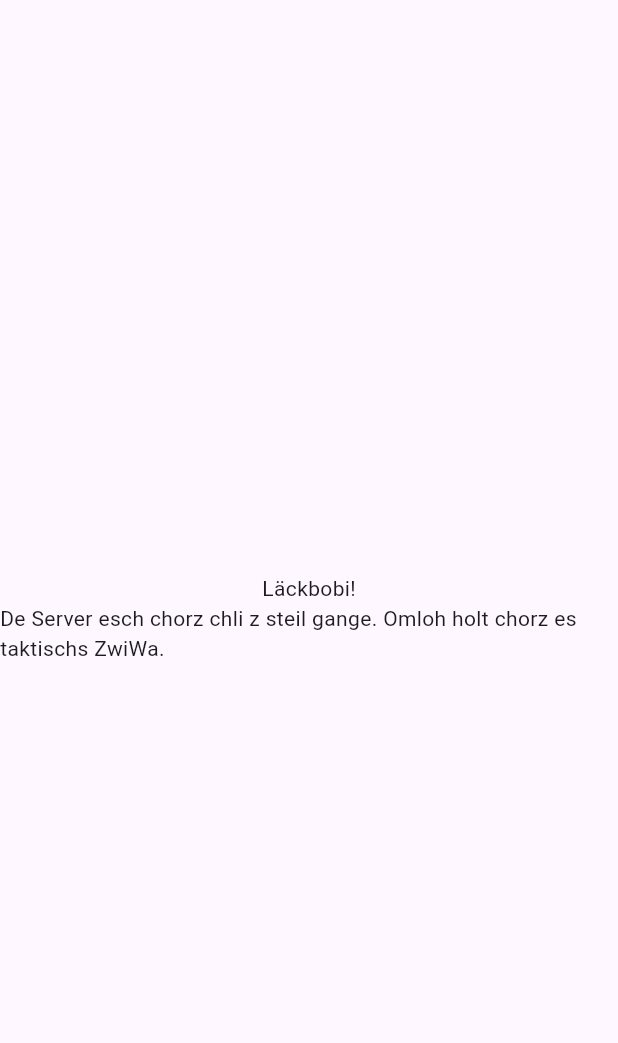
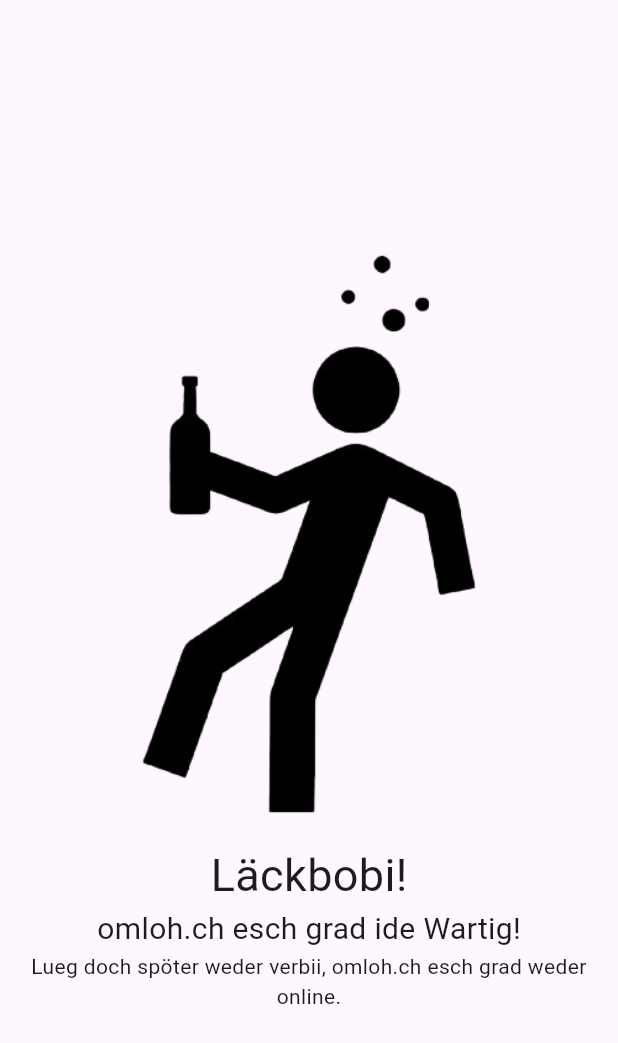
Before and after one commit to trinkyi/omloh_maintenance_page, a Flutter app: the screen it shows after launch, on a phone screen of 412 x 824 dp. Shown: the top 1043 px of the screen. Run offline on Flutter 3.47's test engine with Material 3 defaults, Android fonts, the light colour scheme and no system bars.

Commit message:
change text and add image

```diff
--- a/lib/main.dart
+++ b/lib/main.dart
@@ -11,14 +11,26 @@ class MainApp extends StatelessWidget {
   Widget build(BuildContext context) {
     return const MaterialApp(
       home: Scaffold(
-        body: Column(
-          mainAxisAlignment: MainAxisAlignment.center,
-          crossAxisAlignment: CrossAxisAlignment.center,
-          children: [
-            Text('Läckbobi!'),
-            Text('De Server esch chorz chli z steil gange. Omloh holt chorz es taktischs ZwiWa.'),
-          ],
-        )
+        body: Center( // Wrap the Column in Center
+          child: Column(
+            mainAxisAlignment: MainAxisAlignment.center,
+            crossAxisAlignment: CrossAxisAlignment.center,
+            children: [
+              Image(
+                image: AssetImage('images/omloh_maintenance_page.png')
+              ),
+              Text('Läckbobi!', style: TextStyle(fontSize: 30),),
+              Text('omloh.ch esch grad ide Wartig!', style: TextStyle(fontSize: 20),),
+              Padding(
+                padding: EdgeInsets.symmetric(horizontal: 16.0), // Add horizontal padding for wrapping
+                child: Text(
+                  'Lueg doch spöter weder verbii, omloh.ch esch grad weder online.',
+                  textAlign: TextAlign.center, // Center-align the text within the container
+                ),
+              ),
+            ],
+          ),
+        ),
       ),
     );
   }
--- a/pubspec.yaml
+++ b/pubspec.yaml
@@ -17,3 +17,5 @@ dev_dependencies:
 
 flutter:
   uses-material-design: true
+  assets:
+  - images/omloh_maintenance_page.png
```
Also changed, not shown: images/omloh_maintenance_page.png (added).
